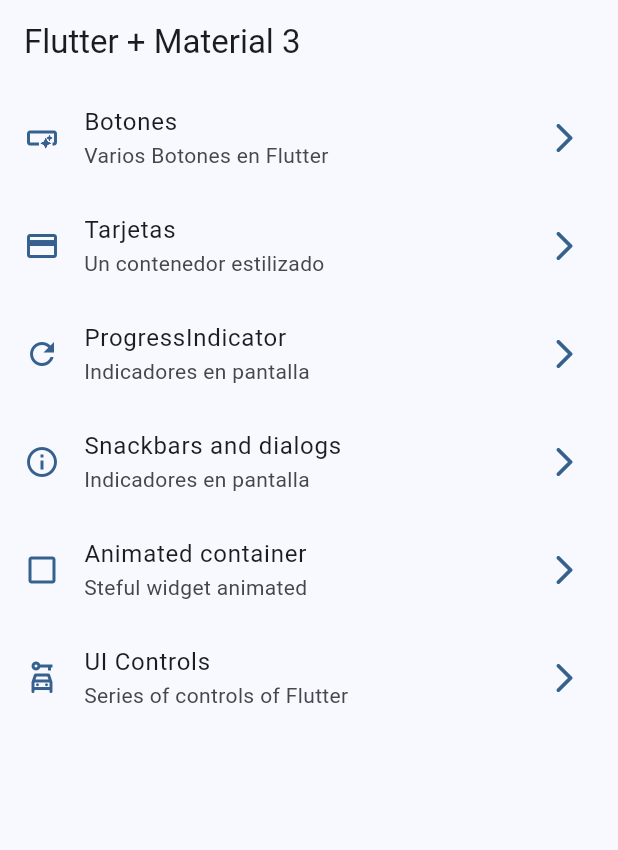
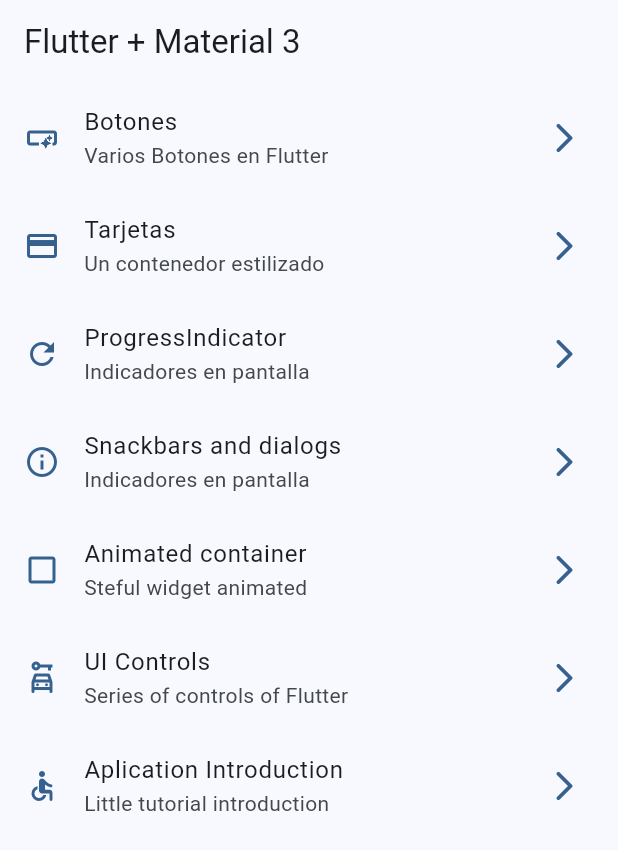
Before and after one commit to alanbarrera03/widgets_app, a Flutter app: the screen it shows after launch, on a phone screen of 412 x 824 dp. Shown: the top 850 px of the screen. Run offline on Flutter 3.47's test engine with Material 2 defaults, Android fonts, the phone set to English and light mode, and no system bars; our stand-ins replace go_router.

Commit message:
tutorial screen added

```diff
--- a/lib/config/menu/menu_items.dart
+++ b/lib/config/menu/menu_items.dart
@@ -56,5 +56,11 @@ class MenuItem{
       link: '/ui-controls',
       icon: Icons.car_rental_outlined
     ),
+    MenuItem(
+      title: 'Aplication Introduction',
+      subtitle: 'Little tutorial introduction',
+      link: '/tutorial',
+      icon: Icons.accessible_rounded
+    ),
 
   ];
--- a/lib/config/router/app_router.dart
+++ b/lib/config/router/app_router.dart
@@ -41,6 +41,11 @@ final appRouter = GoRouter(
       name: UiControlsScreen.name,
       builder: ( context, state ) => const UiControlsScreen()
     ),
+    GoRoute(
+      path: '/tutorial',
+      name: AppTutorialScreen.name,
+      builder: ( context, state ) => const AppTutorialScreen()
+    ),
 
   ],
 
```
